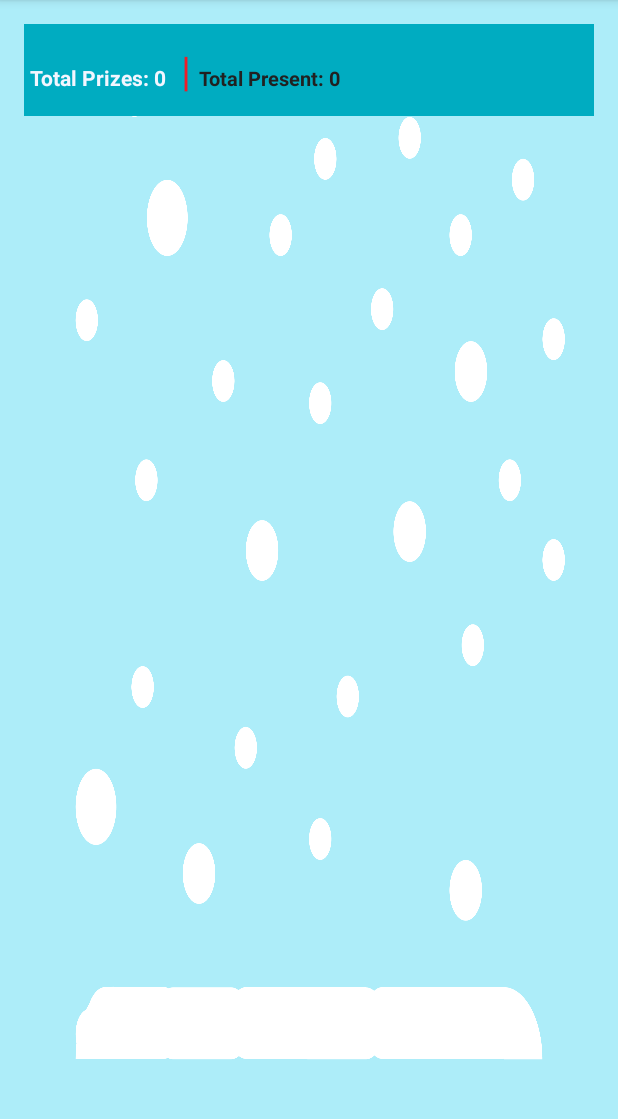
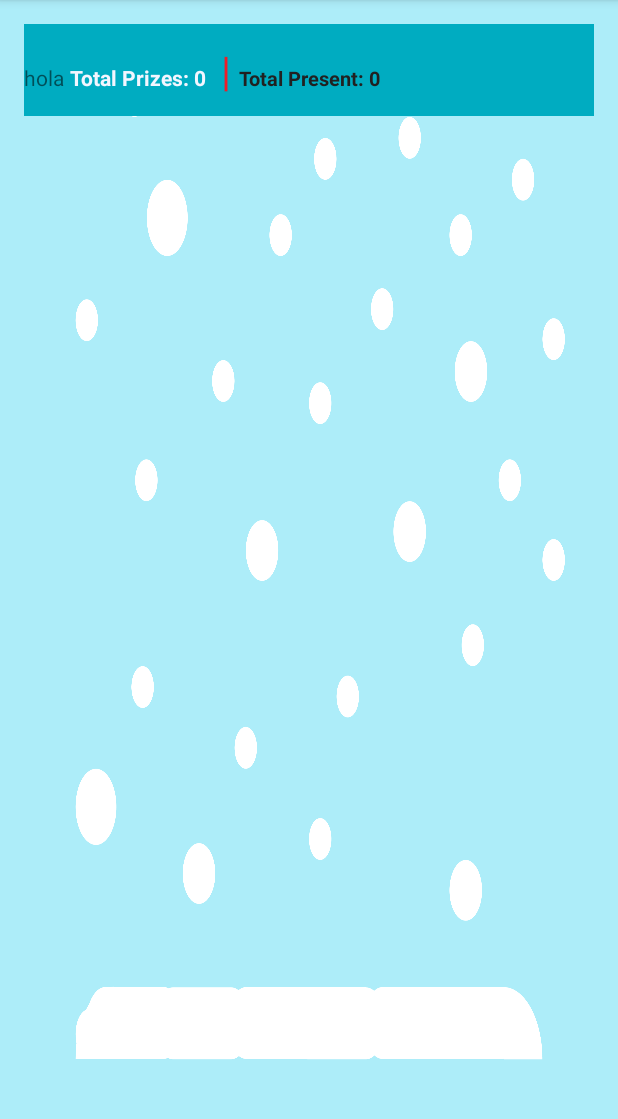
Before and after one commit to sparta15/ListaNavidad, an Android app: the DisplayPresentsActivity screen opened directly, with no data from a screen before it, on a phone screen of 412 x 824 dp, the part 84-1203 px from its top. Run offline under Robolectric (Android 15) with nearby library versions, the phone set to English and light mode, and no system bars.

Commit message:
cambio tonto para hacer pruebas

```diff
--- a/app/src/main/res/layout/activity_display_presents.xml
+++ b/app/src/main/res/layout/activity_display_presents.xml
@@ -20,7 +20,10 @@
         android:layout_width="fill_parent"
         android:layout_height="wrap_content">
 
-
+        <TextView
+            android:layout_width="wrap_content"
+            android:layout_height="wrap_content"
+            android:text="hola"/>
         <TextView
             android:id="@+id/totalAmountTextView"
             android:textColor="#fff3f6ff"
```
